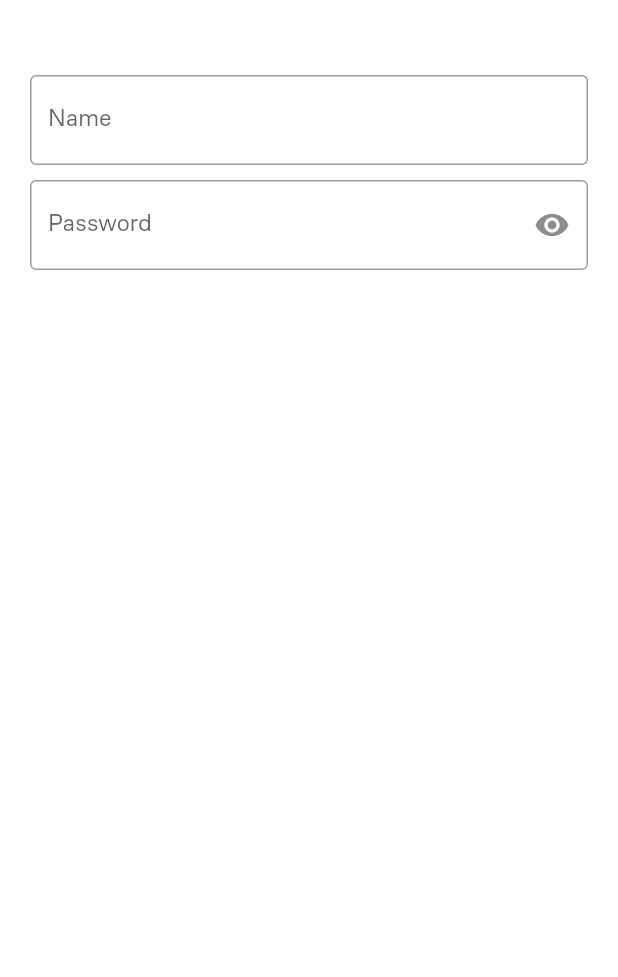
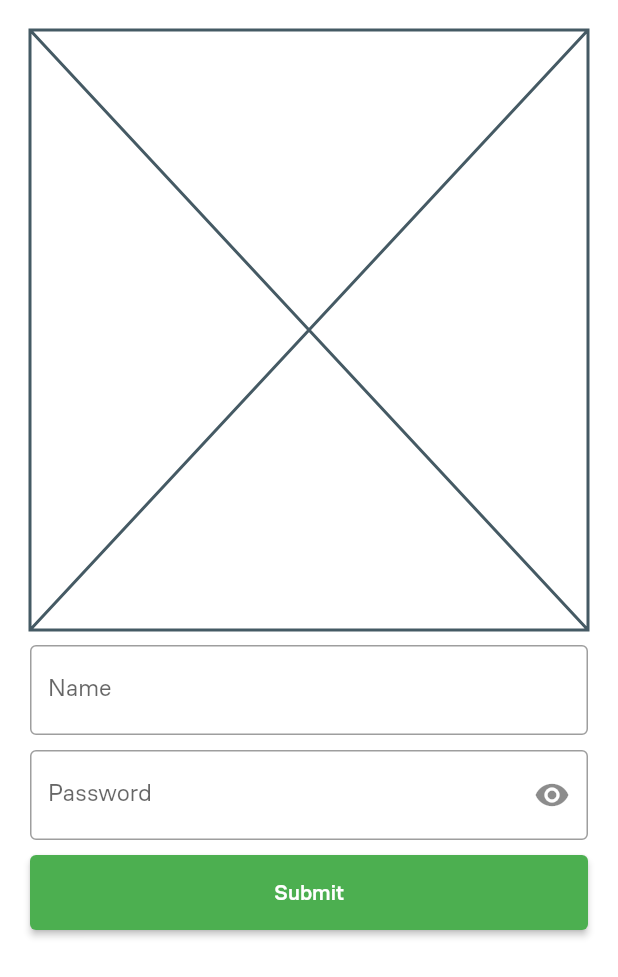
Before and after one commit to SarsenovZ2z/journal-app, a Flutter app: the CreateBookForm widget shown alone on an empty page, opened directly, on a phone screen of 412 x 824 dp. Shown: the top 977 px of the screen. Run offline on Flutter 3.47's test engine with Material 2 defaults, Android fonts, the phone set to English and light mode, and no system bars; our stand-ins replace dartz, dio, equatable, flutter_bloc, flutter_dotenv, flutter_secure_storage and 1 more; accounts and stored records are empty; network calls fail.

Commit message:
create book form

```diff
--- /dev/null
+++ b/lib/src/features/books/presentation/bloc/create_book_cubit.dart
@@ -0,0 +1,18 @@
+import 'package:flutter_bloc/flutter_bloc.dart';
+import 'package:journal/src/core/error/failures.dart';
+import 'package:journal/src/features/books/presentation/bloc/create_book_states.dart';
+import 'package:journal/src/functions.dart';
+
+class CreateBookCubit extends Cubit<CreateBookState> {
+  CreateBookCubit() : super(CreateBookNotCreatedState());
+
+  Future<void> createBook() async {
+    if (state is CreateBookLoadingState) {
+      return;
+    }
+
+    emit(CreateBookLoadingState());
+    await delay();
+    emit(CreateBookFailedState(failure: const NetworkFailure('Test failure')));
+  }
+}
--- /dev/null
+++ b/lib/src/features/books/presentation/bloc/create_book_states.dart
@@ -0,0 +1,34 @@
+import 'package:equatable/equatable.dart';
+import 'package:journal/src/core/error/failures.dart';
+import 'package:journal/src/features/books/domain/entities/book_entity.dart';
+
+abstract class CreateBookState extends Equatable {
+  @override
+  List<Object?> get props => [];
+}
+
+class CreateBookNotCreatedState extends CreateBookState {}
+
+class CreateBookLoadingState extends CreateBookNotCreatedState {}
+
+class CreateBookFailedState extends CreateBookNotCreatedState {
+  final Failure failure;
+
+  CreateBookFailedState({required this.failure});
+
+  @override
+  List<Object?> get props => [
+        failure,
+      ];
+}
+
+class CreateBookCreatedState extends CreateBookState {
+  final BookEntity book;
+
+  CreateBookCreatedState({required this.book});
+
+  @override
+  List<Object?> get props => [
+        book,
+      ];
+}
--- a/lib/src/features/books/presentation/widgets/create_book_form.dart
+++ b/lib/src/features/books/presentation/widgets/create_book_form.dart
@@ -1,4 +1,10 @@
 import 'package:flutter/material.dart';
+import 'package:flutter_bloc/flutter_bloc.dart';
+import 'package:journal/src/features/books/presentation/bloc/book_cubit.dart';
+import 'package:journal/src/features/books/presentation/bloc/create_book_cubit.dart';
+import 'package:journal/src/features/books/presentation/bloc/create_book_states.dart';
+import 'package:journal/src/functions.dart';
+import 'package:journal/src/locator.dart';
 
 class CreateBookForm extends StatefulWidget {
   const CreateBookForm({super.key});
@@ -14,19 +20,36 @@ class _CreateBookFormState extends State<CreateBookForm> {
   final TextEditingController _passwordController = TextEditingController();
 
   bool _isObscurePasswordEnabled = true;
+  bool _isLoading = false;
 
   @override
   Widget build(BuildContext context) {
-    return Padding(
-      padding: const EdgeInsets.symmetric(horizontal: 20, vertical: 50),
+    return BlocProvider<CreateBookCubit>(
+      create: (context) => sl<CreateBookCubit>(),
+      child: Padding(
+        padding: const EdgeInsets.all(20),
+        child: Column(
+          mainAxisAlignment: MainAxisAlignment.center,
+          crossAxisAlignment: CrossAxisAlignment.center,
+          mainAxisSize: MainAxisSize.min,
+          children: [
+            Container(
+              constraints: const BoxConstraints(maxWidth: 500),
               child: Form(
                 key: _formKey,
-        child: Column(
-          mainAxisAlignment: MainAxisAlignment.center,
-          mainAxisSize: MainAxisSize.min,
+                child: BlocBuilder<CreateBookCubit, CreateBookState>(
+                    builder: (context, createBookState) {
+                  return Column(
                     children: [
+                      Container(
+                        child: Placeholder(),
+                      ),
+                      const SizedBox(height: 10),
                       TextFormField(
                         controller: _nameController,
+                        enabled: !_isLoading,
+                        validator: (String? value) =>
+                            _nameValidator(value, context),
                         decoration: const InputDecoration(
                           label: Text('Name'),
                           border: OutlineInputBorder(),
@@ -35,13 +58,17 @@ class _CreateBookFormState extends State<CreateBookForm> {
                       const SizedBox(height: 10),
                       TextFormField(
                         controller: _passwordController,
+                        enabled: !_isLoading,
                         obscureText: _isObscurePasswordEnabled,
+                        validator: (String? value) =>
+                            _passwordValidator(value, context),
                         decoration: InputDecoration(
                           label: const Text('Password'),
                           suffixIcon: InkWell(
                             onTap: () {
                               setState(() {
-                      _isObscurePasswordEnabled = !_isObscurePasswordEnabled;
+                                _isObscurePasswordEnabled =
+                                    !_isObscurePasswordEnabled;
                               });
                             },
                             child: Icon(_isObscurePasswordEnabled
@@ -51,10 +78,72 @@ class _CreateBookFormState extends State<CreateBookForm> {
                           border: const OutlineInputBorder(),
                         ),
                       ),
-            const SizedBox(height: 200),
+                      const SizedBox(height: 10),
+                      ElevatedButton(
+                        onPressed: _isLoading
+                            ? null
+                            : () async {
+                                await _load(_createBook(context));
+                              },
+                        child: Container(
+                          alignment: Alignment.center,
+                          constraints: const BoxConstraints(minHeight: 50),
+                          child: _isLoading
+                              ? const SizedBox(
+                                  width: 20,
+                                  height: 20,
+                                  child: CircularProgressIndicator(),
+                                )
+                              : const Text('Submit'),
+                        ),
+                      ),
+                    ],
+                  );
+                }),
+              ),
+            ),
           ],
         ),
       ),
     );
   }
+
+  Future<void> _load(Future f) async {
+    setState(() {
+      _isLoading = true;
+      _isObscurePasswordEnabled = true;
+    });
+
+    await f;
+
+    if (mounted) {
+      setState(() {
+        _isLoading = false;
+      });
     }
+  }
+
+  Future<void> _createBook(BuildContext context) async {
+    final CreateBookCubit createBookCubit = context.read<CreateBookCubit>();
+
+    if (_formKey.currentState!.validate()) {
+      await delay();
+    }
+  }
+
+  String? _nameValidator(String? value, BuildContext context) {
+    if (value!.isEmpty) {
+      return "Enter name";
+    }
+
+    return null;
+  }
+
+  String? _passwordValidator(String? value, BuildContext context) {
+    if (value!.isEmpty) {
+      return "Enter password";
+    }
+
+    return null;
+  }
+}
--- a/lib/src/locator.dart
+++ b/lib/src/locator.dart
@@ -1,6 +1,7 @@
 import 'package:flutter_secure_storage/flutter_secure_storage.dart';
 import 'package:get_it/get_it.dart';
 import 'package:journal/src/features/books/domain/usecases/get_book.dart';
+import 'package:journal/src/features/books/presentation/bloc/create_book_cubit.dart';
 import 'package:journal/src/routes.dart' as router;
 import 'package:journal/src/core/services/api.dart';
 import 'package:journal/src/core/services/url_resolver.dart';
@@ -78,6 +79,10 @@ Future<void> _registerBlocs() async {
 
   sl.registerFactory<BookCubit>(
     () => BookCubit(getBook: sl()),
+  );
+
+  sl.registerFactory<CreateBookCubit>(
+    () => CreateBookCubit(),
   );
 }
 
```
Lines whose indentation alone changed are shown as unchanged.
